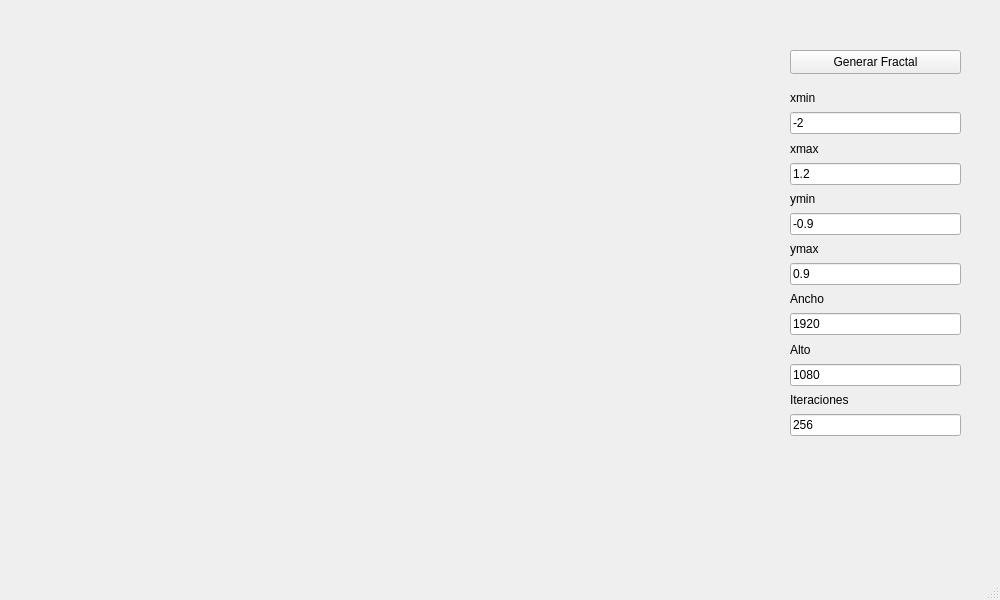
This is MandelbrotGUI.ui in Gonzml1/Boundary as Qt 5 draws it before an edit. The edited form follows.
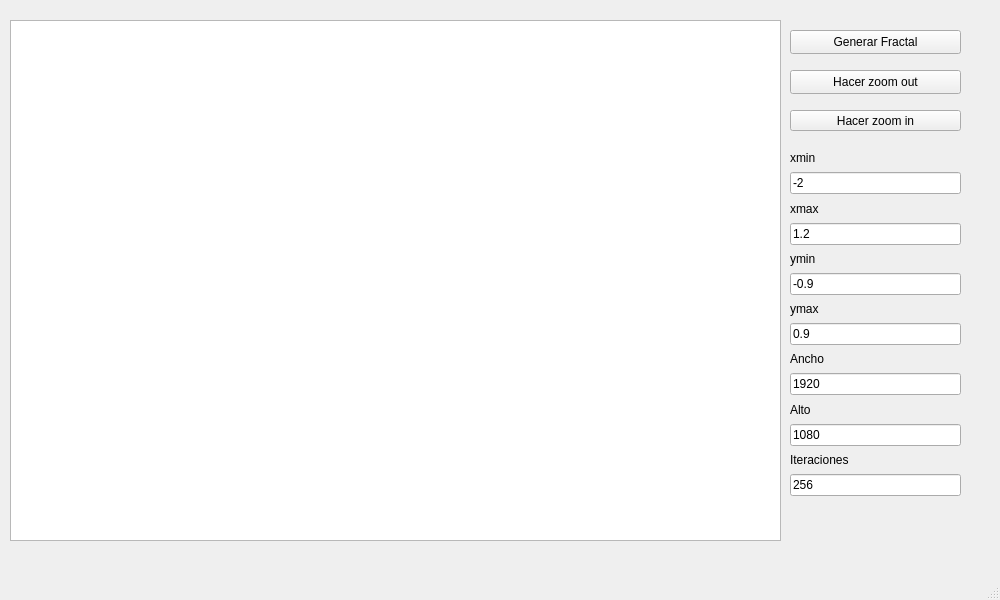
This is the edited form.

```diff
--- a/MandelbrotGUI.ui
+++ b/MandelbrotGUI.ui
@@ -18,7 +18,7 @@
     <property name="geometry">
      <rect>
       <x>790</x>
-      <y>50</y>
+      <y>30</y>
       <width>171</width>
       <height>24</height>
      </rect>
@@ -31,7 +31,7 @@
     <property name="geometry">
      <rect>
       <x>790</x>
-      <y>90</y>
+      <y>150</y>
       <width>171</width>
       <height>346</height>
      </rect>
@@ -137,17 +137,40 @@
      </item>
     </layout>
    </widget>
-   <widget class="QLabel" name="imagen_label">
+   <widget class="QGraphicsView" name="Grafica_mostrar">
     <property name="geometry">
      <rect>
-      <x>20</x>
-      <y>36</y>
-      <width>721</width>
-      <height>511</height>
+      <x>10</x>
+      <y>20</y>
+      <width>771</width>
+      <height>521</height>
      </rect>
     </property>
+   </widget>
+   <widget class="QPushButton" name="boton_hacer_zoom_in">
+    <property name="geometry">
+     <rect>
+      <x>790</x>
+      <y>110</y>
+      <width>171</width>
+      <height>21</height>
+     </rect>
+    </property>
     <property name="text">
-     <string/>
+     <string>Hacer zoom in</string>
+    </property>
+   </widget>
+   <widget class="QPushButton" name="boton_hacer_zoom_out">
+    <property name="geometry">
+     <rect>
+      <x>790</x>
+      <y>70</y>
+      <width>171</width>
+      <height>24</height>
+     </rect>
+    </property>
+    <property name="text">
+     <string>Hacer zoom out</string>
     </property>
    </widget>
   </widget>
```
